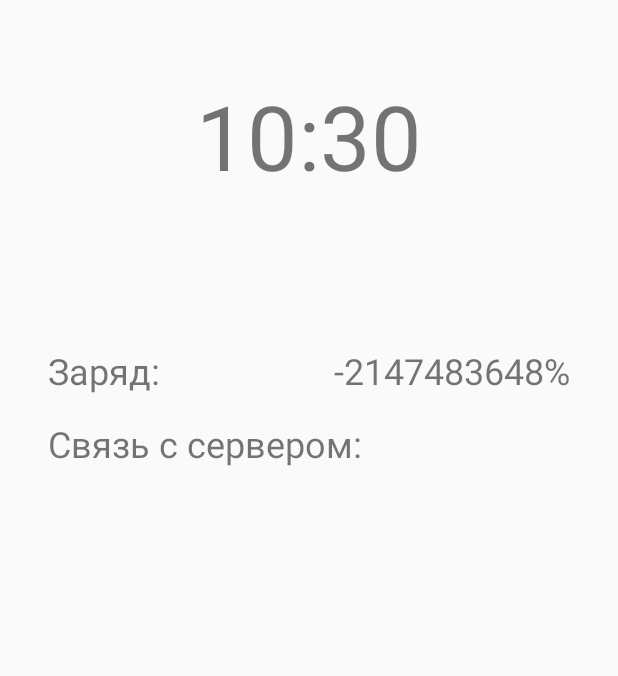
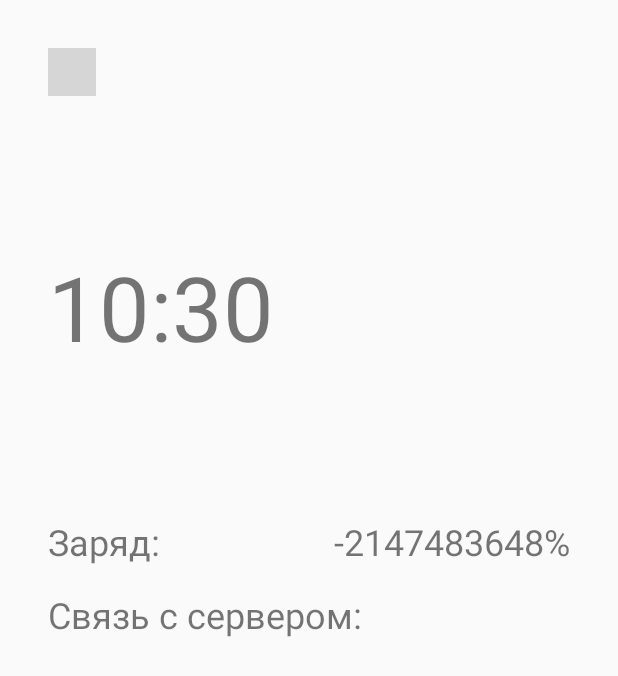
Before and after one commit to AntonButov/fitness, an Android app: the screen it shows after launch (MainActivity), on a phone screen of 412 x 824 dp. Shown: the top 676 px of the screen. Run offline under Robolectric (Android 15) with nearby library versions, the phone set to English and light mode, and no system bars; our stand-ins replace navigation-ui; pictures from the network do not load; 4 statements that could not run were skipped; grey boxes are pictures that could not be loaded.

Commit message:
Реализовал кнопку меню.

```diff
--- a/app/src/main/java/pro/butovanton/fitnes2/InjectorUtils.kt
+++ b/app/src/main/java/pro/butovanton/fitnes2/InjectorUtils.kt
@@ -16,7 +16,6 @@
 
 package pro.butovanton.fitnes2
 
-import android.content.Context
 import pro.butovanton.fitness.net.Api
 import pro.butovanton.fitness.net.JSONPlaceHolderApi
 import pro.butovanton.fitness.net.NetworkService
--- a/app/src/main/java/pro/butovanton/fitnes2/MService.kt
+++ b/app/src/main/java/pro/butovanton/fitnes2/MService.kt
@@ -11,6 +11,7 @@ import pro.butovanton.fitness.net.JSONPlaceHolderApi
 class MService : Service() {
 
     var reportToModel : ReportToModel? = null
+        set(value) { field = value }
     private val mBinder: IBinder = LocalBinder()
     lateinit var job : Job
 
--- a/app/src/main/java/pro/butovanton/fitnes2/MainActivity.kt
+++ b/app/src/main/java/pro/butovanton/fitnes2/MainActivity.kt
@@ -2,6 +2,7 @@ package pro.butovanton.fitnes2
 
 import android.os.Bundle
 import android.view.Menu
+import android.widget.ImageButton
 import com.google.android.material.floatingactionbutton.FloatingActionButton
 import com.google.android.material.snackbar.Snackbar
 import com.google.android.material.navigation.NavigationView
@@ -26,34 +27,34 @@ import java.util.concurrent.TimeUnit
 
 class MainActivity : AppCompatActivity() {
 
+    lateinit var drawer : DrawerLayout
+
     private lateinit var appBarConfiguration: AppBarConfiguration
 
     override fun onCreate(savedInstanceState: Bundle?) {
         super.onCreate(savedInstanceState)
         setContentView(R.layout.activity_main)
-   //     val toolbar: Toolbar = findViewById(R.id.toolbar)
-       // setSupportActionBar(toolbar)
+        val toolbar: Toolbar = findViewById(R.id.toolbar)
+        setSupportActionBar(toolbar)
 
-  //      val drawerLayout: DrawerLayout = findViewById(R.id.drawer_layout)
- //       val navView: NavigationView = findViewById(R.id.nav_view)
- //       val navController = findNavController(R.id.nav_host_fragment)
- //       appBarConfiguration = AppBarConfiguration(setOf(
- //               R.id.nav_home, R.id.nav_gallery, R.id.nav_slideshow), drawerLayout)
- //       setupActionBarWithNavController(navController, appBarConfiguration)
- //       navView.setupWithNavController(navController)
+        drawer = findViewById(R.id.drawer_layout)
+        val navView: NavigationView = findViewById(R.id.nav_view)
+        val navController = findNavController(R.id.nav_host_fragment)
+        appBarConfiguration = AppBarConfiguration(setOf(
+                R.id.nav_home, R.id.nav_gallery, R.id.nav_slideshow), drawer)
+        setupActionBarWithNavController(navController, appBarConfiguration)
+        navView.setupWithNavController(navController)
 
     }
-/*
+
     override fun onCreateOptionsMenu(menu: Menu): Boolean {
         // Inflate the menu; this adds items to the action bar if it is present.
-        menuInflater.inflate(R.menu.main, menu)
+     //   menuInflater.inflate(R.menu.main, menu)
         return true
     }
 
- */
-
-  //  override fun onSupportNavigateUp(): Boolean {
- //       val navController = findNavController(R.id.nav_host_fragment)
-  //      return navController.navigateUp(appBarConfiguration) || super.onSupportNavigateUp()
-//    }
+   override fun onSupportNavigateUp(): Boolean {
+        val navController = findNavController(R.id.nav_host_fragment)
+        return navController.navigateUp(appBarConfiguration) || super.onSupportNavigateUp()
+   }
 }
--- a/app/src/main/java/pro/butovanton/fitnes2/ui/home/HomeFragment.kt
+++ b/app/src/main/java/pro/butovanton/fitnes2/ui/home/HomeFragment.kt
@@ -1,24 +1,25 @@
 package pro.butovanton.fitnes2.ui.home
 
 import android.os.Bundle
-import android.util.Log
 import android.view.LayoutInflater
 import android.view.View
 import android.view.ViewGroup
+import android.widget.Button
+import android.widget.ImageButton
 import android.widget.TextView
 import androidx.fragment.app.Fragment
-import androidx.lifecycle.Lifecycle
 import androidx.lifecycle.Observer
 import androidx.lifecycle.ViewModelProviders
 import androidx.lifecycle.lifecycleScope
 import com.bumptech.glide.Glide
 import kotlinx.android.synthetic.main.fragment_home.*
-import kotlinx.coroutines.*
-import kotlinx.coroutines.flow.collect
-import kotlinx.coroutines.flow.onEach
+import kotlinx.coroutines.InternalCoroutinesApi
+import kotlinx.coroutines.delay
+import pro.butovanton.fitnes2.MainActivity
 import pro.butovanton.fitnes2.R
 import java.text.SimpleDateFormat
 import java.util.*
+
 
 class HomeFragment : Fragment() {
 
@@ -39,19 +40,25 @@ class HomeFragment : Fragment() {
             model.getServerAvial().observe(viewLifecycleOwner , object : Observer<Boolean> {
                 override fun onChanged(serverAvial: Boolean?) {
                     var imageServerAvial = 0
-                    if (serverAvial != null && serverAvial)
-                        imageServerAvial = R.drawable.greencircle
-                    else
-                        imageServerAvial = R.drawable.redcircle
+                    if (serverAvial != null) {
+                        if (serverAvial)
+                            imageServerAvial = R.drawable.greencircle
+                        else
+                            imageServerAvial = R.drawable.redcircle
                     Glide
                         .with(this@HomeFragment)
                         .load(imageServerAvial)
                         .into(serverAvialIV);
+                    }
                 }
             })
 
         timerTV = root.findViewById(R.id.timerTV)
 
+        val menuIB = root.findViewById<ImageButton>(R.id.menuIB)
+        menuIB.setOnClickListener {
+            (activity as MainActivity).drawer.open()
+        }
         return root
     }
 
--- a/app/src/main/res/layout/fragment_home.xml
+++ b/app/src/main/res/layout/fragment_home.xml
@@ -10,8 +10,8 @@
         android:id="@+id/TextViewCharge"
         android:layout_width="wrap_content"
         android:layout_height="wrap_content"
-        android:layout_marginStart="32dp"
-        android:layout_marginLeft="32dp"
+        android:layout_marginStart="@dimen/def_interval"
+        android:layout_marginLeft="@dimen/def_interval"
         android:layout_marginTop="100dp"
         android:text="Заряд: "
         android:textSize="24dp"
@@ -22,8 +22,8 @@
         android:id="@+id/chargeTV"
         android:layout_width="wrap_content"
         android:layout_height="wrap_content"
-        android:layout_marginEnd="32dp"
-        android:layout_marginRight="32dp"
+        android:layout_marginEnd="@dimen/def_interval"
+        android:layout_marginRight="@dimen/def_interval"
         android:text="100%"
         android:textSize="24dp"
         app:layout_constraintEnd_toEndOf="parent"
@@ -33,14 +33,12 @@
         android:id="@+id/timerTV"
         android:layout_width="wrap_content"
         android:layout_height="wrap_content"
-        android:layout_marginStart="8dp"
-        android:layout_marginTop="50dp"
-        android:layout_marginEnd="8dp"
+        android:layout_marginStart="@dimen/def_interval"
+        android:layout_marginTop="100dp"
         android:textAlignment="center"
         android:textSize="60dp"
-        app:layout_constraintEnd_toEndOf="parent"
         app:layout_constraintStart_toStartOf="parent"
-        app:layout_constraintTop_toTopOf="parent" />
+        app:layout_constraintTop_toBottomOf="@+id/menuIB" />
 
     <TextView
         android:id="@+id/textViewServerAvial"
@@ -56,13 +54,25 @@
 
     <ImageView
         android:id="@+id/serverAvialIV"
-        android:layout_width="30dp"
-        android:layout_height="30dp"
-        android:layout_marginEnd="32dp"
-        android:layout_marginRight="32dp"
+        android:layout_width="@dimen/def_interval"
+        android:layout_height="@dimen/def_interval"
+        android:layout_marginEnd="@dimen/def_interval"
+        android:layout_marginRight="@dimen/def_interval"
         app:layout_constraintBottom_toBottomOf="@+id/textViewServerAvial"
         app:layout_constraintEnd_toEndOf="parent"
         app:layout_constraintTop_toTopOf="@+id/textViewServerAvial"
         />
 
+    <ImageButton
+        android:id="@+id/menuIB"
+        android:layout_width="@dimen/def_interval"
+        android:layout_height="@dimen/def_interval"
+        android:layout_marginStart="@dimen/def_interval"
+        android:layout_marginLeft="@dimen/def_interval"
+        android:layout_marginTop="@dimen/def_interval"
+        android:background="@drawable/menu"
+
+        app:layout_constraintStart_toStartOf="parent"
+        app:layout_constraintTop_toTopOf="parent" />
+
 </androidx.constraintlayout.widget.ConstraintLayout>
--- a/app/src/main/res/values/dimens.xml
+++ b/app/src/main/res/values/dimens.xml
@@ -5,4 +5,6 @@
     <dimen name="nav_header_vertical_spacing">8dp</dimen>
     <dimen name="nav_header_height">176dp</dimen>
     <dimen name="fab_margin">16dp</dimen>
+
+    <dimen name="def_interval">32dp</dimen>
 </resources>
--- a/app/src/main/res/values/styles.xml
+++ b/app/src/main/res/values/styles.xml
@@ -12,7 +12,7 @@
         <item name="windowNoTitle">true</item>
     </style>
 
-    <style name="AppTheme.AppBarOverlay" parent="ThemeOverlay.AppCompat.Dark.ActionBar" />
+    <style name="AppTheme.AppBarOverlay" parent="ThemeOverlay.AppCompat" />
 
     <style name="AppTheme.PopupOverlay" parent="ThemeOverlay.AppCompat.Light" />
 
```
